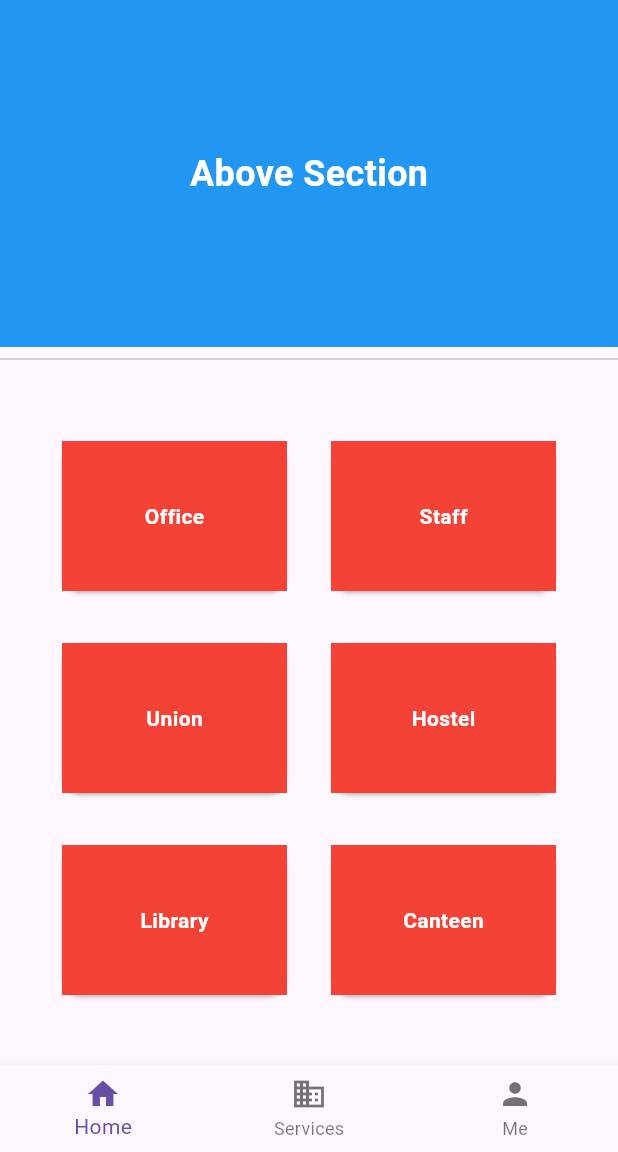
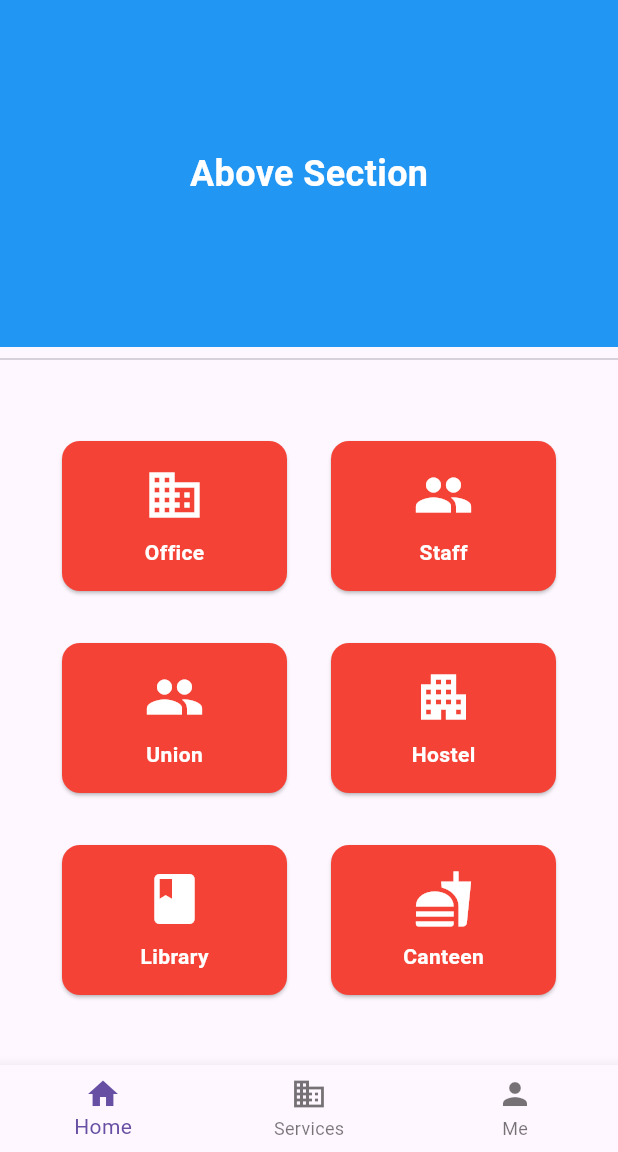
Before and after one commit to jezzyll/MajlisGramm-COPY, a Flutter app: the MajlisgramHome screen opened directly, on a phone screen of 412 x 824 dp, the part 84-1236 px from its top. Run offline on Flutter 3.47's test engine with Material 3 defaults, Android fonts, the light colour scheme and no system bars; our stand-ins replace carousel_slider, cloud_firestore, firebase_auth, firebase_core, firebase_storage, image_picker and 1 more; accounts and stored records are empty; network calls fail.

Commit message:
icons added

```diff
--- a/lib/Auth/majlisgram_home.dart
+++ b/lib/Auth/majlisgram_home.dart
@@ -58,9 +58,9 @@ class _MajlisgramHomeState extends State<MajlisgramHome> {
           },
           onUnionTapped: () {
             Navigator.push(
-                context,
-                MaterialPageRoute(
-                    builder: (context) => unionHomePage())).then((value) {
+              context,
+              MaterialPageRoute(builder: (context) => unionHomePage()),
+            ).then((value) {
               setState(() {});
             });
           },
@@ -80,7 +80,7 @@ class _MajlisgramHomeState extends State<MajlisgramHome> {
       case 1:
         return ServicesPage();
       case 2:
-        return  UserProfilePage(userId: '9JAKYeQUoLf9CWP0p3mF',);
+        return UserProfilePage(userId: '9JAKYeQUoLf9CWP0p3mF');
       default:
         return Container();
     }
@@ -134,30 +134,30 @@ class MajlisgramHomePage extends StatelessWidget {
         Divider(),
         Expanded(
           flex: 4,
-          child: Container(
-            padding: EdgeInsets.all(16.0),
+          child: Padding(
+            padding: const EdgeInsets.all(16.0),
             child: Column(
               mainAxisAlignment: MainAxisAlignment.spaceEvenly,
               children: [
                 Row(
                   mainAxisAlignment: MainAxisAlignment.spaceEvenly,
                   children: [
-                    _buildRedSquare('Office', onOfficeTapped),
-                    _buildRedSquare('Staff', onStaffTapped),
+                    _buildSquare(Icons.business, 'Office', onOfficeTapped),
+                    _buildSquare(Icons.people, 'Staff', onStaffTapped),
                   ],
                 ),
                 Row(
                   mainAxisAlignment: MainAxisAlignment.spaceEvenly,
                   children: [
-                    _buildRedSquare('Union', onUnionTapped),
-                    _buildRedSquare('Hostel', onHostelTapped),
+                    _buildSquare(Icons.group, 'Union', onUnionTapped),
+                    _buildSquare(Icons.apartment, 'Hostel', onHostelTapped),
                   ],
                 ),
                 Row(
                   mainAxisAlignment: MainAxisAlignment.spaceEvenly,
                   children: [
-                    _buildRedSquare('Library', onLibraryTapped),
-                    _buildRedSquare('Canteen', onCanteenTapped),
+                    _buildSquare(Icons.book, 'Library', onLibraryTapped),
+                    _buildSquare(Icons.fastfood, 'Canteen', onCanteenTapped),
                   ],
                 ),
               ],
@@ -168,22 +168,32 @@ class MajlisgramHomePage extends StatelessWidget {
     );
   }
 
-  Widget _buildRedSquare(String title, VoidCallback? onTap) {
+  Widget _buildSquare(
+      IconData icon, String title, VoidCallback? onTap) {
     return GestureDetector(
       onTap: onTap,
       child: Card(
+        color: Colors.red,
         child: Container(
           width: 150,
           height: 100,
-          color: Colors.red,
-          child: Center(
-            child: Text(
-              title,
-              style: TextStyle(
+          child: Column(
+            mainAxisAlignment: MainAxisAlignment.center,
+            children: [
+              Icon(
+                icon,
+                size: 40,
                 color: Colors.white,
-                fontWeight: FontWeight.bold,
               ),
-            ),
+              SizedBox(height: 8),
+              Text(
+                title,
+                style: TextStyle(
+                  color: Colors.white,
+                  fontWeight: FontWeight.bold,
+                ),
+              ),
+            ],
           ),
         ),
       ),
@@ -200,9 +210,6 @@ class ServicesPage extends StatelessWidget {
   }
 }
 
-
-
-
 void main() {
   runApp(MaterialApp(
     title: 'MajlisGram App',
```
